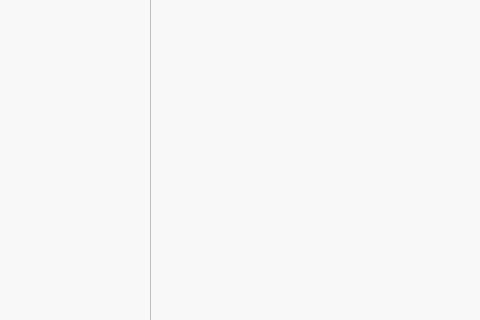
Qt form QT/payment.ui (LuciaCG/Bluebird) before a commit; both pictures show x 0 to 480 and y 240 to 560 of the 1004 by 697 pixel window.
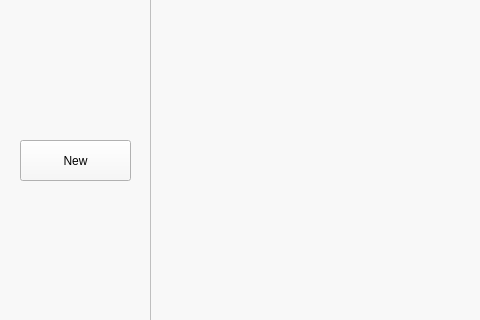
The same form after that commit.

The edit to the form file:
```diff
--- a/QT/payment.ui
+++ b/QT/payment.ui
@@ -179,6 +179,19 @@
      <enum>QAbstractItemView::SelectRows</enum>
     </property>
    </widget>
+   <widget class="QPushButton" name="next">
+    <property name="geometry">
+     <rect>
+      <x>20</x>
+      <y>380</y>
+      <width>111</width>
+      <height>41</height>
+     </rect>
+    </property>
+    <property name="text">
+     <string>New</string>
+    </property>
+   </widget>
   </widget>
  </widget>
  <resources/>
```
